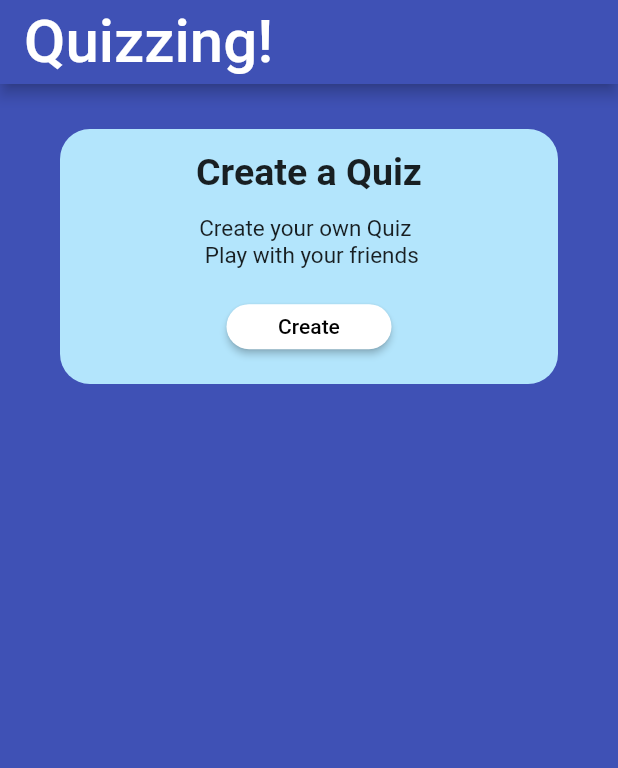
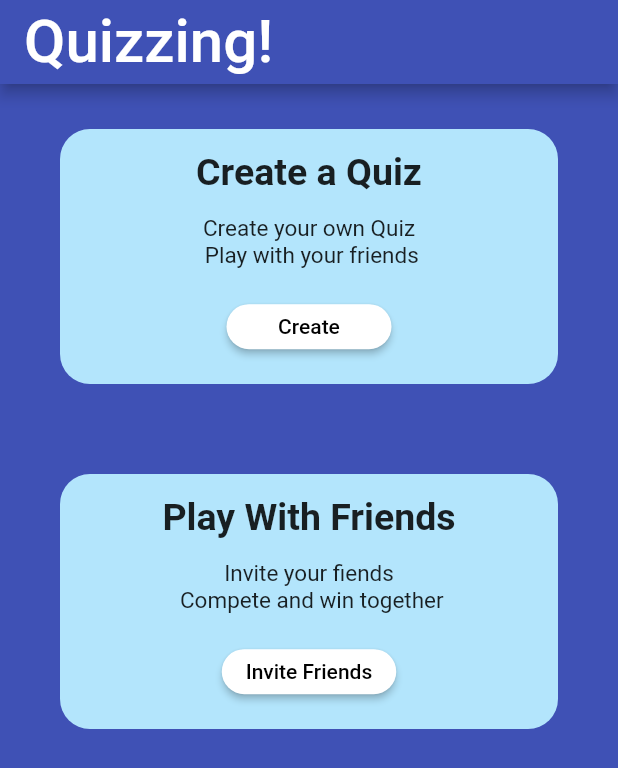
Before and after one commit to Encode-PDEU/App-Dev_Encode_HF22, a Flutter app: the screen it shows after launch, on a phone screen of 412 x 824 dp. Shown: the top 768 px of the screen. Run offline on Flutter 3.47's test engine with Material 2 defaults, Android fonts, the light colour scheme and no system bars; our stand-ins replace rflutter_alert.

Commit message:
Added a function to generate game tile instead of manual creation

```diff
--- a/quizzler/lib/screens/quiz.dart
+++ b/quizzler/lib/screens/quiz.dart
@@ -8,6 +8,45 @@ class QuizPages extends StatefulWidget {
 }
 
 class _QuizPagesState extends State<QuizPages> {
+  Widget gameTile(String field1, String field2, String field3) {
+    return Container(
+      height: 170,
+      width: 200,
+      margin: const EdgeInsets.symmetric(horizontal: 40, vertical: 30),
+      decoration: BoxDecoration(
+        color: Colors.lightBlue.shade100,
+        borderRadius: const BorderRadius.all(Radius.circular(20)),
+      ),
+      child: Column(
+        mainAxisAlignment: MainAxisAlignment.spaceEvenly,
+        children: <Widget>[
+          Text(
+            field1,
+            style: const TextStyle(
+              fontSize: 25,
+              fontWeight: FontWeight.bold,
+            ),
+          ),
+          Text(field2,
+              textAlign: TextAlign.center,
+              style: const TextStyle(
+                fontSize: 15,
+              )),
+          ElevatedButton(
+              onPressed: () {},
+              style: ElevatedButton.styleFrom(
+                shape: const StadiumBorder(),
+                minimumSize: const Size(110, 30),
+                maximumSize: const Size(120, 70),
+                backgroundColor: Colors.white,
+                foregroundColor: Colors.black,
+              ),
+              child: Text(field3)),
+        ],
+      ),
+    );
+  }
+
   @override
   Widget build(BuildContext context) {
     return Scaffold(
@@ -23,47 +62,12 @@ class _QuizPagesState extends State<QuizPages> {
       ),
       body: ListView(
         children: [
-          Container(
-            height: 170,
-            width: 200,
-            margin: EdgeInsets.symmetric(horizontal: 40, vertical: 30),
-            decoration: BoxDecoration(
-              color: Colors.lightBlue.shade100,
-              borderRadius: BorderRadius.all(Radius.circular(20)),
-            ),
-            child: Column(
-              mainAxisAlignment: MainAxisAlignment.spaceEvenly,
-              children: <Widget>[
-                Container(
-                  child: const Text(
-                    'Create a Quiz',
-                    style: TextStyle(
-                      fontSize: 25,
-                      fontWeight: FontWeight.bold,
-                    ),
-                  ),
-                ),
-                Container(
-                  child: const Text(
-                      'Create your own Quiz \n Play with your friends',
-                      style: TextStyle(
-                        fontSize: 15,
-                      )),
-                ),
-                ElevatedButton(
-                  onPressed: () {},
-                  child: Text('Create'),
-                  style: ElevatedButton.styleFrom(
-                    shape: StadiumBorder(),
-                    minimumSize: Size(110, 30),
-                    maximumSize: Size(120, 70),
-                    backgroundColor: Colors.white,
-                    foregroundColor: Colors.black,
-                  ),
-                ),
-              ],
-            ),
-          )
+          gameTile('Create a Quiz',
+              'Create your own Quiz \n Play with your friends', 'Create'),
+          gameTile(
+              'Play With Friends',
+              'Invite your fiends \n Compete and win together',
+              'Invite Friends'),
         ],
       ),
     );
```
